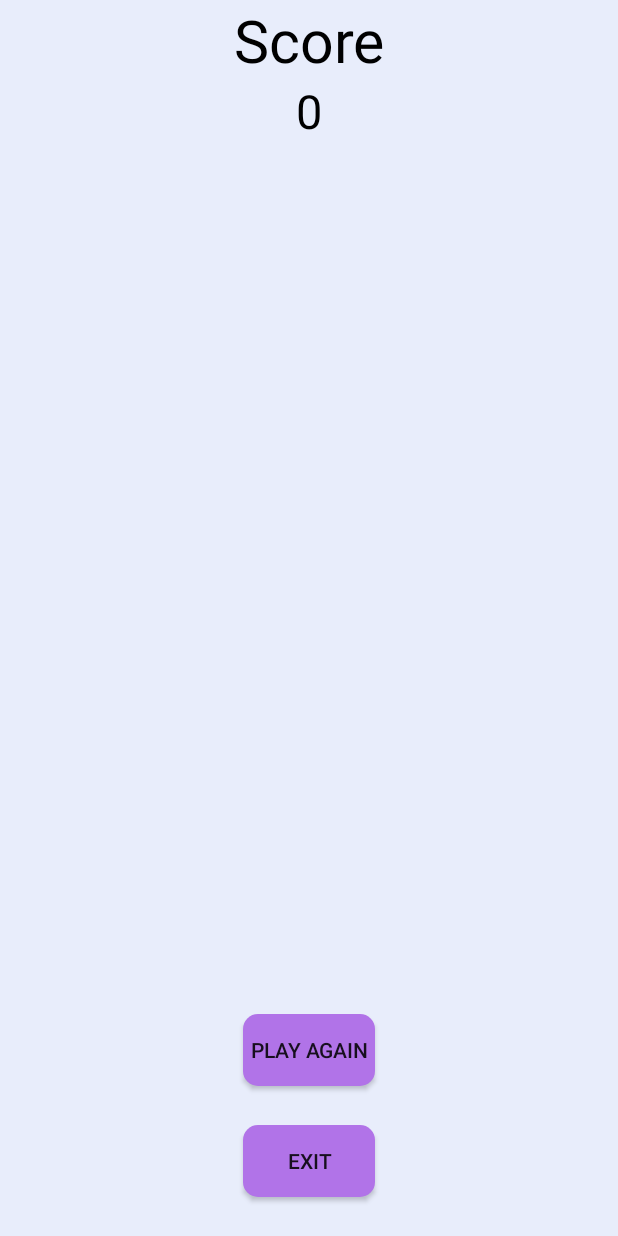
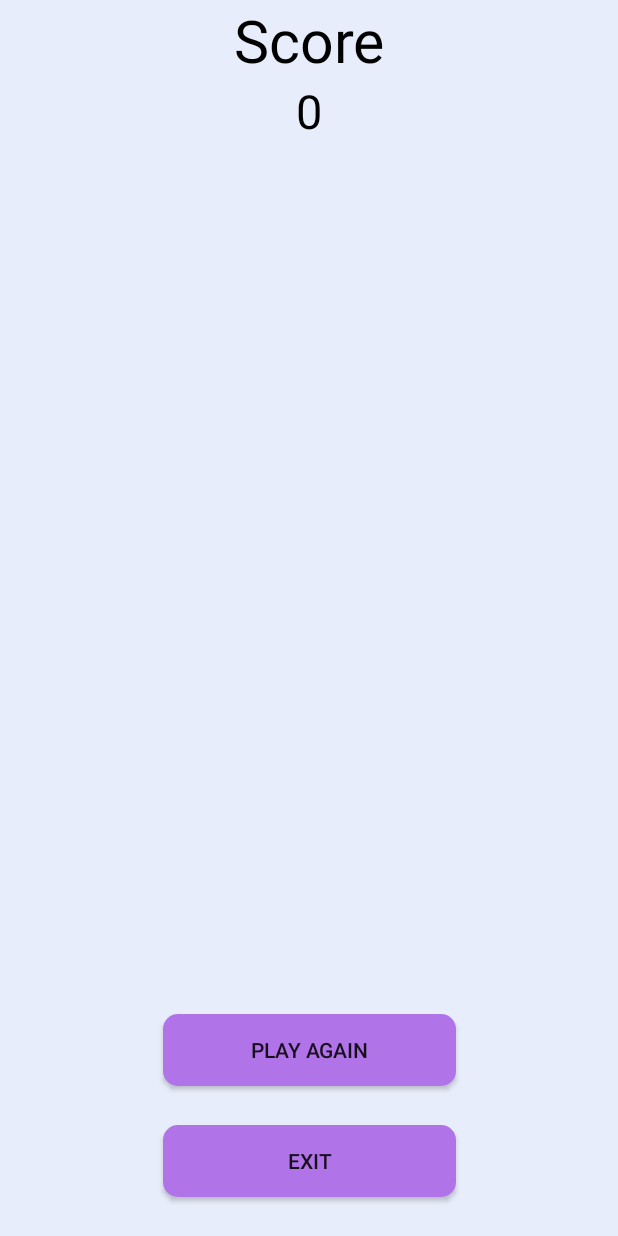
Before and after one commit to pparekh2009/Multiplication-Tables-App, an Android app: the ScoreActivity screen opened directly, with no data from a screen before it, on a phone screen of 412 x 824 dp. Run offline under Robolectric (Android 15) with nearby library versions, the phone set to English and light mode, and no system bars; our stand-ins replace sdp/ssp sizes.

Commit message:
Some Changes

```diff
--- a/app/src/main/java/com/priyanshparekh/multiplicationtables/activity/QuizActivity.java
+++ b/app/src/main/java/com/priyanshparekh/multiplicationtables/activity/QuizActivity.java
@@ -124,8 +124,6 @@ public class QuizActivity extends AppCompatActivity {
         }
 
         // Set numbers in question from 1 to 20
-//        tvNum1.setText(String.valueOf((int)Math.floor(Math.random()*(20))+1));
-//        tvNum2.setText(String.valueOf((int)Math.floor(Math.random()*(10))+1));
         tvNum1.setText(String.valueOf(getRandomNumber(min, max)));
         tvNum2.setText(String.valueOf(getRandomNumber(min, max)));
 
@@ -208,7 +206,6 @@ public class QuizActivity extends AppCompatActivity {
             score = score + 2;
         }
         else {
-//            score = score - 1;
             noOfLives = noOfLives - 1;
             Log.d("TAG", "setScore: noOfLives: " + noOfLives);
             if (noOfLives == 0) {
--- a/app/src/main/res/layout/activity_score.xml
+++ b/app/src/main/res/layout/activity_score.xml
@@ -31,7 +31,7 @@
 
     <Button
         android:id="@+id/btn_sa_play_again"
-        android:layout_width="wrap_content"
+        android:layout_width="@dimen/_150sdp"
         android:layout_height="wrap_content"
         android:background="@drawable/btn_bg"
         android:text="Play Again"
@@ -65,7 +65,7 @@
 
     <Button
         android:id="@+id/btn_sa_exit"
-        android:layout_width="wrap_content"
+        android:layout_width="@dimen/_150sdp"
         android:layout_height="wrap_content"
         android:text="Exit"
         android:layout_marginVertical="@dimen/_20sdp"
```
Also changed, not shown: app/src/main/java/com/priyanshparekh/multiplicationtables/activity/MainActivity.java (+0 -27 lines), app/src/main/java/com/priyanshparekh/multiplicationtables/activity/SplashScreen.java (+16 -1 lines), app/src/main/res/drawable/ic_baseline_play_circle_24.xml (deleted, +0 -9 lines), app/src/main/res/layout/activity_main.xml (+0 -18 lines).
